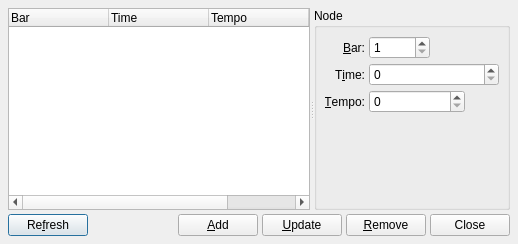
First picture: the form in src/qtractorTimeScaleForm.ui, repository rncbc/qtractor, before the edit.
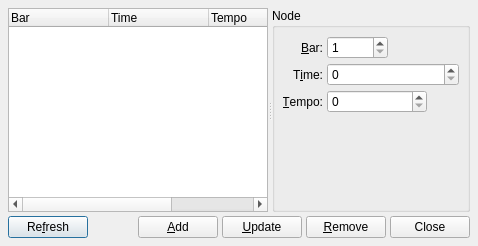
Second picture: the form after the edit. Icons and pictures are not drawn. Custom widgets are drawn as their Qt base class.

```diff
--- a/src/qtractorTimeScaleForm.ui
+++ b/src/qtractorTimeScaleForm.ui
@@ -25,8 +25,8 @@
    <rect>
     <x>0</x>
     <y>0</y>
-    <width>518</width>
-    <height>244</height>
+    <width>478</width>
+    <height>246</height>
    </rect>
   </property>
   <property name="focusPolicy" >
@@ -48,12 +48,6 @@
       <number>4</number>
      </property>
      <widget class="QTreeWidget" name="TimeScaleListView" >
-      <property name="minimumSize" >
-       <size>
-        <width>120</width>
-        <height>0</height>
-       </size>
-      </property>
       <property name="toolTip" >
        <string>Tempo map</string>
       </property>
@@ -88,7 +82,7 @@
       <property name="title" >
        <string>Node</string>
       </property>
-      <layout class="QGridLayout" name="gridLayout" >
+      <layout class="QGridLayout" >
        <item row="0" column="0" >
         <widget class="QLabel" name="BarTextLabel" >
          <property name="text" >
@@ -135,7 +129,7 @@
         <widget class="qtractorTimeSpinBox" name="FrameSpinBox" >
          <property name="minimumSize" >
           <size>
-           <width>100</width>
+           <width>120</width>
            <height>0</height>
           </size>
          </property>
@@ -159,6 +153,12 @@
        </item>
        <item row="2" column="1" colspan="2" >
         <widget class="qtractorTempoSpinBox" name="TempoSpinBox" >
+         <property name="minimumSize" >
+          <size>
+           <width>100</width>
+           <height>0</height>
+          </size>
+         </property>
          <property name="toolTip" >
           <string>Tempo (BPM) / Signature</string>
          </property>
```
